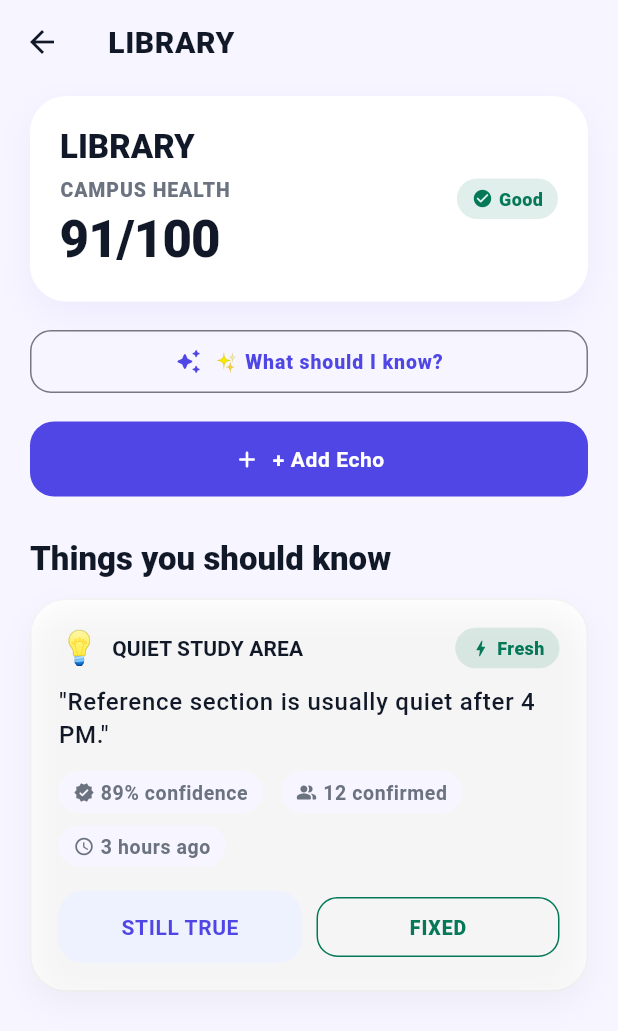
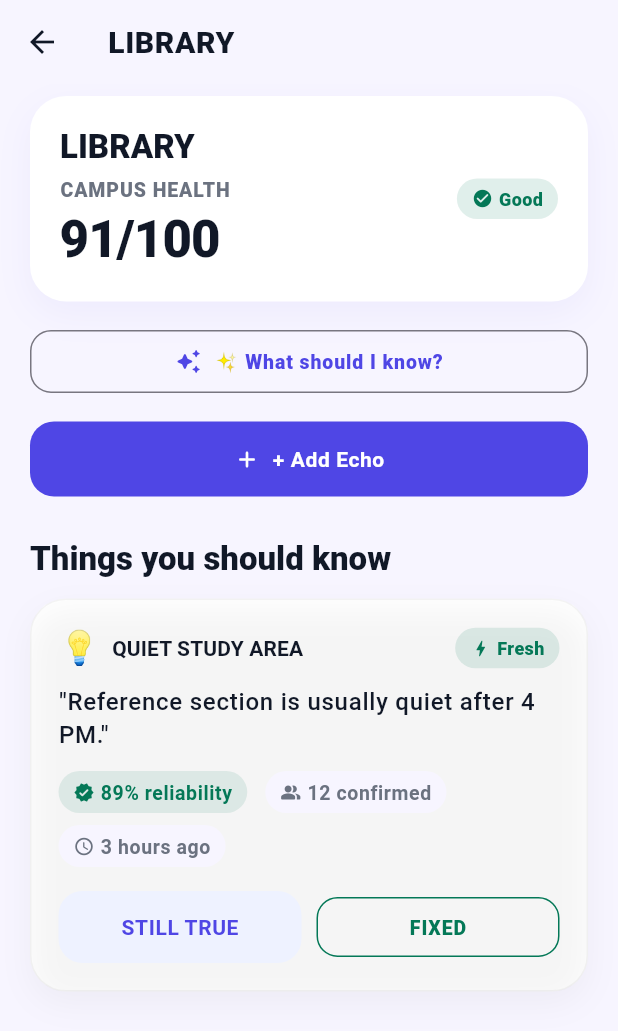
Before and after one commit to Pravda-Premji/echo-campus, a Flutter app: the screen it shows after launch, after a tap on the "format size" icon, after a tap on the "text fields" icon, after a tap on "LIBRARY", on a phone screen of 412 x 824 dp. Shown: the top 1031 px of the screen. Run offline on Flutter 3.47's test engine with Material 3 defaults, Android fonts, the phone set to English and light mode, and no system bars; our stand-ins replace shared_preferences.

Commit message:
Add information decay, local persistence, and rebrand Android package ID
- Reliability now decays deterministically from time since an Echo was
  last confirmed: full confidence for a 4h grace period, then -2
  points/hour down to a 5% floor. "STILL TRUE" resets the clock and
  freshness tier (Fresh/Aging/Outdated) is now driven by the same
  clock. Formula is documented in lib/models/freshness.dart.
- EchoRepository now hydrates from and persists to shared_preferences
  (JSON-encoded), so new Echoes, confirmations, and resolutions survive
  an app restart. Sample data still seeds first launch. Public API and
  screens are unchanged; the change is confined to the repository.
- Android applicationId/namespace renamed from com.example.echo_campus
  to com.echocampus.app, including moving MainActivity.kt to match.
- EchoCard now shows the live decayed reliability (color-coded by
  freshness tier) instead of the static confidence value, and visually
  deprioritizes Outdated echoes (reduced opacity, muted border).
- Updated/added tests: decay formula, freshness tiers, and
  cross-restart persistence; shared_preferences mocked per test to
  avoid cross-test leakage.

Co-Authored-By: Claude Sonnet 5 <noreply@anthropic.com>
Claude-Session: https://claude.ai/code/session_01PfJiFWzMGraMhRL1LdWdhf

```diff
--- a/lib/data/echo_repository.dart
+++ b/lib/data/echo_repository.dart
@@ -1,4 +1,8 @@
+import 'dart:async';
+import 'dart:convert';
+
 import 'package:flutter/foundation.dart';
+import 'package:shared_preferences/shared_preferences.dart';
 
 import '../models/campus_location.dart';
 import '../models/echo.dart';
@@ -7,7 +11,9 @@ import '../services/health_service.dart';
 import '../services/summary_service.dart';
 import 'sample_data.dart';
 
-/// In-memory Echo store. Swap this later for Firebase without changing screens.
+/// In-memory Echo store, backed by shared_preferences for local persistence.
+/// Swap the persistence calls for Firebase later without changing screens —
+/// they only ever talk to this repository's public API.
 class EchoRepository extends ChangeNotifier {
   EchoRepository({
     HealthService healthService = const HealthService(),
@@ -15,11 +21,31 @@ class EchoRepository extends ChangeNotifier {
     List<Echo>? seed,
   })  : _healthService = healthService,
         _summaryService = summaryService,
-        _echoes = List<Echo>.from(seed ?? createSampleEchoes());
+        _echoes = List<Echo>.from(seed ?? createSampleEchoes()) {
+    _pendingHydrate = _hydrate();
+  }
+
+  /// shared_preferences key holding the JSON-encoded Echo list. Bumping the
+  /// version suffix lets a future format change ignore old data cleanly.
+  static const _storageKey = 'echo_campus.echoes.v1';
 
   final HealthService _healthService;
   final SummaryService _summaryService;
   final List<Echo> _echoes;
+
+  Future<void>? _pendingHydrate;
+  Future<void>? _pendingWrite;
+
+  /// Resolves once the initial load from local storage (if any) has been
+  /// applied. Screens don't need this — the sample data is already showing
+  /// by the first frame — but tests use it to wait for hydration to settle.
+  @visibleForTesting
+  Future<void>? get pendingHydrate => _pendingHydrate;
+
+  /// Resolves once the most recent save to local storage has completed.
+  /// Exposed for tests that need to assert persisted state deterministically.
+  @visibleForTesting
+  Future<void>? get pendingWrite => _pendingWrite;
 
   bool largeText = false;
 
@@ -63,15 +89,20 @@ class EchoRepository extends ChangeNotifier {
     );
   }
 
+  /// Confirms an Echo is "still true": bumps its base confidence and, just
+  /// as importantly, resets its decay clock (lastConfirmedAt = now) so its
+  /// reliability jumps back up and it reads as Fresh again.
   Echo confirmStillTrue(String id) {
     final index = _indexOf(id);
     final current = _echoes[index];
     final updated = current.copyWith(
       confidence: (current.confidence + 5).clamp(0, 100),
       confirmations: current.confirmations + 1,
+      lastConfirmedAt: DateTime.now(),
     );
     _echoes[index] = updated;
     notifyListeners();
+    _pendingWrite = _persist();
     return updated;
   }
 
@@ -80,6 +111,7 @@ class EchoRepository extends ChangeNotifier {
     final updated = _echoes[index].copyWith(resolved: true);
     _echoes[index] = updated;
     notifyListeners();
+    _pendingWrite = _persist();
     return updated;
   }
 
@@ -89,18 +121,21 @@ class EchoRepository extends ChangeNotifier {
     required EchoCategory category,
     required CampusLocation location,
   }) {
+    final now = DateTime.now();
     final echo = Echo(
-      id: 'echo-${DateTime.now().microsecondsSinceEpoch}',
+      id: 'echo-${now.microsecondsSinceEpoch}',
       title: title.trim(),
       description: description.trim(),
       category: category,
       location: location,
       confidence: 62,
       confirmations: 1,
-      createdAt: DateTime.now(),
+      createdAt: now,
+      lastConfirmedAt: now,
     );
     _echoes.insert(0, echo);
     notifyListeners();
+    _pendingWrite = _persist();
     return echo;
   }
 
@@ -110,4 +145,38 @@ class EchoRepository extends ChangeNotifier {
   }
 
   int _indexOf(String id) => _echoes.indexWhere((echo) => echo.id == id);
+
+  /// Loads any previously-saved Echoes from disk, replacing the sample data
+  /// this repository was constructed with. On first launch (nothing saved
+  /// yet) the sample data stays and is persisted as the new baseline.
+  Future<void> _hydrate() async {
+    try {
+      final prefs = await SharedPreferences.getInstance();
+      final raw = prefs.getString(_storageKey);
+      if (raw != null) {
+        final decoded = jsonDecode(raw) as List<dynamic>;
+        final loaded = decoded
+            .map((item) => Echo.fromJson(item as Map<String, dynamic>))
+            .toList();
+        _echoes
+          ..clear()
+          ..addAll(loaded);
+        notifyListeners();
+      }
+    } catch (_) {
+      // Corrupt or unreadable local data: keep the sample data already
+      // loaded in memory rather than crashing the app.
+    }
+    _pendingWrite = _persist();
+  }
+
+  Future<void> _persist() async {
+    try {
+      final prefs = await SharedPreferences.getInstance();
+      final encoded = jsonEncode(_echoes.map((echo) => echo.toJson()).toList());
+      await prefs.setString(_storageKey, encoded);
+    } catch (_) {
+      // Best-effort persistence: a save failure should never crash the UI.
+    }
+  }
 }
--- a/lib/models/echo.dart
+++ b/lib/models/echo.dart
@@ -3,7 +3,7 @@ import 'echo_category.dart';
 import 'freshness.dart';
 
 class Echo {
-  const Echo({
+  Echo({
     required this.id,
     required this.title,
     required this.description,
@@ -12,21 +12,38 @@ class Echo {
     required this.confidence,
     required this.confirmations,
     required this.createdAt,
+    DateTime? lastConfirmedAt,
     this.resolved = false,
-  });
+  }) : lastConfirmedAt = lastConfirmedAt ?? createdAt;
 
   final String id;
   final String title;
   final String description;
   final EchoCategory category;
   final CampusLocation location;
+
+  /// The confidence recorded the last time this Echo was posted or
+  /// confirmed. This is the starting point for [reliability] — it does not
+  /// change with time on its own.
   final int confidence;
   final int confirmations;
   final DateTime createdAt;
+
+  /// When this Echo was last confirmed as "still true". Starts equal to
+  /// [createdAt] and resets every time someone taps "STILL TRUE". Decay is
+  /// measured from this timestamp, not [createdAt], so a re-confirmed Echo
+  /// is treated as freshly observed again.
+  final DateTime lastConfirmedAt;
   final bool resolved;
 
+  /// Fresh / Aging / Outdated, based on time since [lastConfirmedAt].
   EchoFreshness freshness({DateTime? now}) =>
-      freshnessFor(createdAt, now: now);
+      freshnessFor(lastConfirmedAt, now: now);
+
+  /// The Echo's current trustworthiness: [confidence] decayed by time since
+  /// [lastConfirmedAt]. See lib/models/freshness.dart for the formula.
+  int reliability({DateTime? now}) =>
+      reliabilityFor(confidence, lastConfirmedAt, now: now);
 
   Echo copyWith({
     String? id,
@@ -37,6 +54,7 @@ class Echo {
     int? confidence,
     int? confirmations,
     DateTime? createdAt,
+    DateTime? lastConfirmedAt,
     bool? resolved,
   }) {
     return Echo(
@@ -48,7 +66,39 @@ class Echo {
       confidence: confidence ?? this.confidence,
       confirmations: confirmations ?? this.confirmations,
       createdAt: createdAt ?? this.createdAt,
+      lastConfirmedAt: lastConfirmedAt ?? this.lastConfirmedAt,
       resolved: resolved ?? this.resolved,
     );
   }
+
+  Map<String, dynamic> toJson() => {
+        'id': id,
+        'title': title,
+        'description': description,
+        'category': category.name,
+        'location': location.name,
+        'confidence': confidence,
+        'confirmations': confirmations,
+        'createdAt': createdAt.toIso8601String(),
+        'lastConfirmedAt': lastConfirmedAt.toIso8601String(),
+        'resolved': resolved,
+      };
+
+  factory Echo.fromJson(Map<String, dynamic> json) {
+    final createdAt = DateTime.parse(json['createdAt'] as String);
+    final rawLastConfirmedAt = json['lastConfirmedAt'] as String?;
+    return Echo(
+      id: json['id'] as String,
+      title: json['title'] as String,
+      description: json['description'] as String,
+      category: EchoCategory.values.byName(json['category'] as String),
+      location: CampusLocation.values.byName(json['location'] as String),
+      confidence: json['confidence'] as int,
+      confirmations: json['confirmations'] as int,
+      createdAt: createdAt,
+      lastConfirmedAt:
+          rawLastConfirmedAt != null ? DateTime.parse(rawLastConfirmedAt) : createdAt,
+      resolved: json['resolved'] as bool? ?? false,
+    );
+  }
 }
--- a/lib/models/freshness.dart
+++ b/lib/models/freshness.dart
@@ -37,9 +37,49 @@ enum EchoFreshness {
   }
 }
 
-EchoFreshness freshnessFor(DateTime createdAt, {DateTime? now}) {
-  final age = (now ?? DateTime.now()).difference(createdAt);
-  if (age.inHours < 4) return EchoFreshness.fresh;
-  if (age.inHours < 24) return EchoFreshness.aging;
+// === Information decay model ===
+//
+// ECHO treats every observation as temporary knowledge that fades unless
+// someone re-confirms it. The "clock" for an Echo is the time since it was
+// LAST CONFIRMED (lastConfirmedAt), not just when it was first posted, so
+// tapping "STILL TRUE" genuinely resets its trust — exactly like someone
+// re-observing it right now.
+//
+// Freshness tier (drives the badge + card styling):
+//   hoursSinceConfirmed <  freshHours (4)      -> Fresh
+//   hoursSinceConfirmed <  outdatedHours (24)  -> Aging
+//   hoursSinceConfirmed >= outdatedHours (24)  -> Outdated
+//
+// Reliability formula (see Echo.reliability):
+//   reliability = baseConfidence - decayPerHour * hoursPastGrace
+//   hoursPastGrace = max(0, hoursSinceConfirmed - graceHours)
+//   result clamped to [minReliability, 100]
+//
+// In plain words: an Echo keeps its full reported confidence for the first
+// 4 hours after it was last confirmed (the "grace period"). After that, it
+// loses 2 reliability points for every additional hour nobody confirms it,
+// down to a floor of 5% — never zero, so students can still see it and
+// decide for themselves whether it's still true.
+const int freshHours = 4;
+const int outdatedHours = 24;
+const int decayGraceHours = freshHours;
+const int decayPerHour = 2;
+const int minReliability = 5;
+
+EchoFreshness freshnessFor(DateTime lastConfirmedAt, {DateTime? now}) {
+  final age = (now ?? DateTime.now()).difference(lastConfirmedAt);
+  if (age.inHours < freshHours) return EchoFreshness.fresh;
+  if (age.inHours < outdatedHours) return EchoFreshness.aging;
   return EchoFreshness.outdated;
 }
+
+/// Computes an Echo's current reliability from its last-confirmed
+/// [baseConfidence] and how long ago that confirmation happened. See the
+/// module doc above for the formula and reasoning.
+int reliabilityFor(int baseConfidence, DateTime lastConfirmedAt, {DateTime? now}) {
+  final hoursSinceConfirmed =
+      (now ?? DateTime.now()).difference(lastConfirmedAt).inHours;
+  final hoursPastGrace = hoursSinceConfirmed - decayGraceHours;
+  final decay = hoursPastGrace > 0 ? hoursPastGrace * decayPerHour : 0;
+  return (baseConfidence - decay).clamp(minReliability, 100);
+}
--- a/lib/screens/admin_dashboard_screen.dart
+++ b/lib/screens/admin_dashboard_screen.dart
@@ -13,7 +13,7 @@ class AdminDashboardScreen extends StatelessWidget {
     final repo = EchoScope.of(context);
     final urgent = repo.activeEchoes.where((echo) {
       final health = repo.healthFor(echo.location).score;
-      return health < 50 || echo.confidence >= 85;
+      return health < 50 || echo.reliability() >= 85;
     }).length;
     final active = repo.activeEchoes.length;
     final resolved = repo.resolvedEchoes.length;
@@ -101,7 +101,7 @@ class AdminDashboardScreen extends StatelessWidget {
                       Text(echo.title, style: Theme.of(context).textTheme.titleMedium),
                       const SizedBox(height: 4),
                       Text(
-                        '${echo.location.label} · ${echo.confidence}% confidence',
+                        '${echo.location.label} · ${echo.reliability()}% reliability',
                         style: Theme.of(context).textTheme.bodySmall,
                       ),
                       const SizedBox(height: 12),
--- a/lib/widgets/echo_card.dart
+++ b/lib/widgets/echo_card.dart
@@ -1,6 +1,7 @@
 import 'package:flutter/material.dart';
 
 import '../models/echo.dart';
+import '../models/freshness.dart';
 import '../theme/app_theme.dart';
 import 'freshness_badge.dart';
 
@@ -24,9 +25,24 @@ class EchoCard extends StatelessWidget {
 
   @override
   Widget build(BuildContext context) {
-    final age = _relativeTime(echo.createdAt);
+    // Confirmed-ago, not posted-ago: this is the same clock the decay
+    // formula uses, so the chip and the reliability number stay in sync.
+    final age = _relativeTime(echo.lastConfirmedAt);
+    final freshness = echo.freshness();
+    final reliability = echo.reliability();
+    final isOutdated = freshness == EchoFreshness.outdated;
+    final freshnessTone = switch (freshness) {
+      EchoFreshness.fresh => EchoColors.success,
+      EchoFreshness.aging => EchoColors.warning,
+      EchoFreshness.outdated => EchoColors.danger,
+    };
 
-    return Material(
+    // Outdated Echoes are visually deprioritized: they stay visible (a
+    // student should still be able to confirm or dismiss them) but read as
+    // less prominent than fresh, trustworthy ones.
+    return Opacity(
+      opacity: isOutdated ? 0.7 : 1.0,
+      child: Material(
         color: Colors.white,
         borderRadius: BorderRadius.circular(24),
         child: InkWell(
@@ -37,7 +53,11 @@ class EchoCard extends StatelessWidget {
             padding: const EdgeInsets.all(18),
             decoration: BoxDecoration(
               borderRadius: BorderRadius.circular(24),
-            border: Border.all(color: Colors.black.withOpacity(0.04)),
+              border: Border.all(
+                color: isOutdated
+                    ? EchoColors.danger.withOpacity(0.18)
+                    : Colors.black.withOpacity(0.04),
+              ),
               boxShadow: [
                 BoxShadow(
                   color: Colors.black.withOpacity(0.04),
@@ -59,7 +79,7 @@ class EchoCard extends StatelessWidget {
                         style: Theme.of(context).textTheme.titleSmall,
                       ),
                     ),
-                  FreshnessBadge(freshness: echo.freshness()),
+                    FreshnessBadge(freshness: freshness),
                   ],
                 ),
                 if (showLocation) ...[
@@ -84,7 +104,8 @@ class EchoCard extends StatelessWidget {
                   children: [
                     _MetaChip(
                       icon: Icons.verified_rounded,
-                    label: '${echo.confidence}% confidence',
+                      label: '$reliability% reliability',
+                      color: freshnessTone,
                     ),
                     _MetaChip(
                       icon: Icons.people_alt_rounded,
@@ -136,11 +157,12 @@ class EchoCard extends StatelessWidget {
             ),
           ),
         ),
+      ),
     );
   }
 
-  String _relativeTime(DateTime createdAt) {
-    final delta = DateTime.now().difference(createdAt);
+  String _relativeTime(DateTime since) {
+    final delta = DateTime.now().difference(since);
     if (delta.inMinutes < 60) {
       final mins = delta.inMinutes.clamp(1, 59);
       return '$mins min ago';
@@ -153,25 +175,30 @@ class EchoCard extends StatelessWidget {
 }
 
 class _MetaChip extends StatelessWidget {
-  const _MetaChip({required this.icon, required this.label});
+  const _MetaChip({required this.icon, required this.label, this.color});
 
   final IconData icon;
   final String label;
+  final Color? color;
 
   @override
   Widget build(BuildContext context) {
+    final tone = color ?? EchoColors.muted;
     return Container(
       padding: const EdgeInsets.symmetric(horizontal: 10, vertical: 6),
       decoration: BoxDecoration(
-        color: EchoColors.canvas,
+        color: color?.withOpacity(0.1) ?? EchoColors.canvas,
         borderRadius: BorderRadius.circular(999),
       ),
       child: Row(
         mainAxisSize: MainAxisSize.min,
         children: [
-          Icon(icon, size: 14, color: EchoColors.muted),
+          Icon(icon, size: 14, color: tone),
           const SizedBox(width: 4),
-          Text(label, style: Theme.of(context).textTheme.bodySmall),
+          Text(
+            label,
+            style: Theme.of(context).textTheme.bodySmall?.copyWith(color: tone),
+          ),
         ],
       ),
     );
--- a/pubspec.yaml
+++ b/pubspec.yaml
@@ -10,6 +10,7 @@ dependencies:
   flutter:
     sdk: flutter
   cupertino_icons: ^1.0.6
+  shared_preferences: ^2.2.3
 
 dev_dependencies:
   flutter_test:
```
Also changed, not shown: 4 other files. Lines whose indentation alone changed are shown as unchanged.
